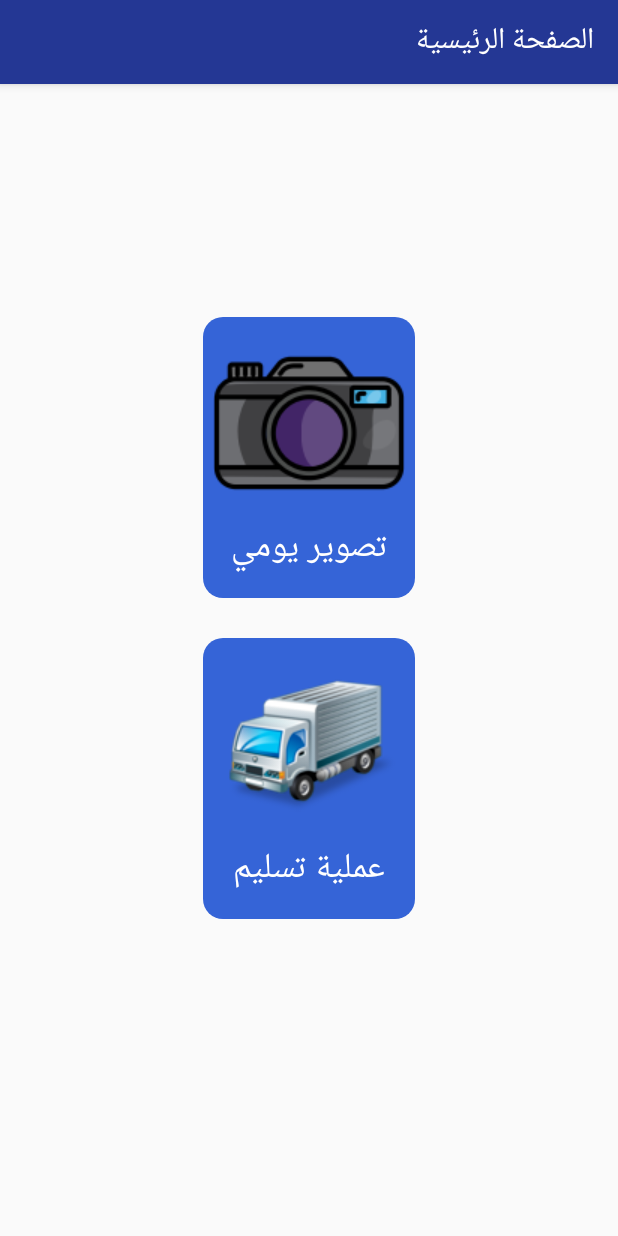
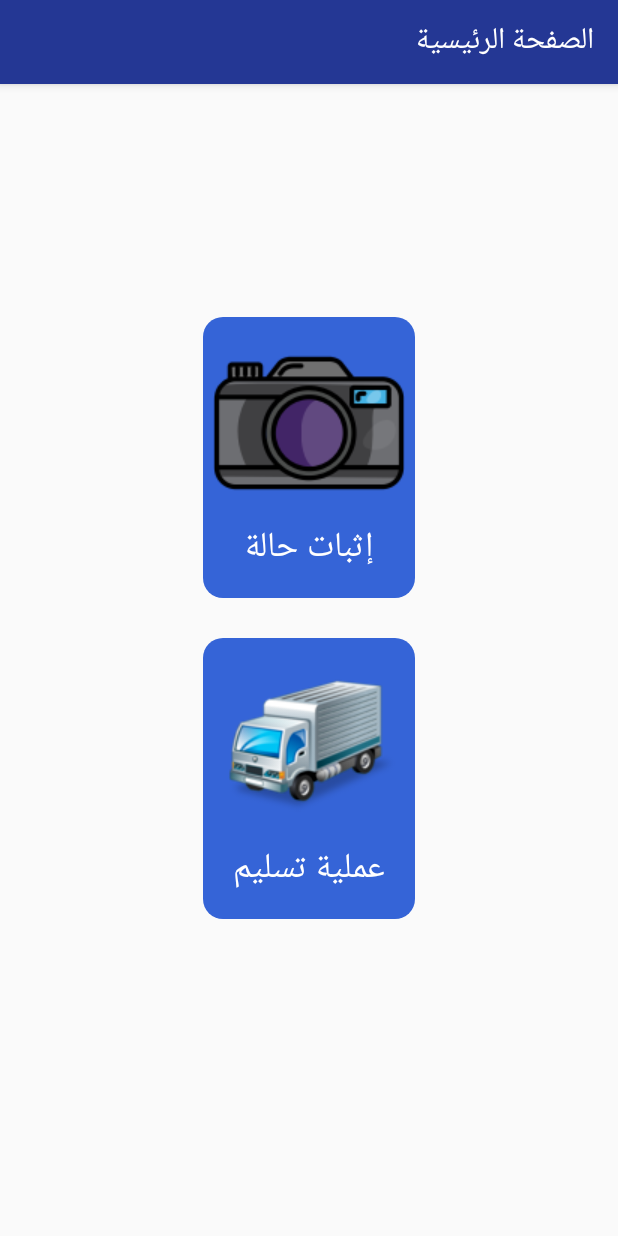
Before and after one commit to Alinasser96/Sayarty, an Android app: the DashboardActivity screen opened directly, with no data from a screen before it, on a phone screen of 412 x 824 dp. Run offline under Robolectric (Android 15) with nearby library versions, the phone set to English and light mode, and no system bars; our stand-ins replace ButterKnife, Dagger/Hilt's generated code, EventBus, RxJava, sdp/ssp sizes; libraries missing offline, so code that uses them is left out: com.androidnetworking, com.androidnetworking.error, com.crashlytics.android, io.fabric.sdk; 2 statements that could not run were skipped.

```diff
--- a/app/src/main/res/layout/app_bar_activity_dashboard.xml
+++ b/app/src/main/res/layout/app_bar_activity_dashboard.xml
@@ -56,7 +56,7 @@
                 android:layout_height="wrap_content"
                 android:layout_gravity="center"
                 android:layout_marginBottom="@dimen/_5sdp"
-                android:text="@string/daily_cap"
+                android:text="@string/verify_new_case"
                 android:textColor="@color/white"
                 android:textSize="@dimen/_18sdp" />
         </LinearLayout>
--- a/app/src/main/res/values/strings.xml
+++ b/app/src/main/res/values/strings.xml
@@ -90,5 +90,6 @@
     <string name="estipn">الإستبن</string>
     <string name="attached_confirmation_hint">برجاء تأكيد ملحقات السيارة</string>
     <string name="Attached_title">الملحقات</string>
+    <string name="verify_new_case">إثبات حالة</string>
 
 </resources>
```
Also changed, not shown: app/src/main/java/com/alyndroid/syarty/fcm/ServiceFirebaseMessaging.java (+30 -1 lines), app/src/main/java/com/alyndroid/syarty/ui/selectDriver/SelectDriverActivity.java (+11 -6 lines), app/src/main/java/com/alyndroid/syarty/ui/daily/CaptureActivity.java (line endings or trailing spaces).
